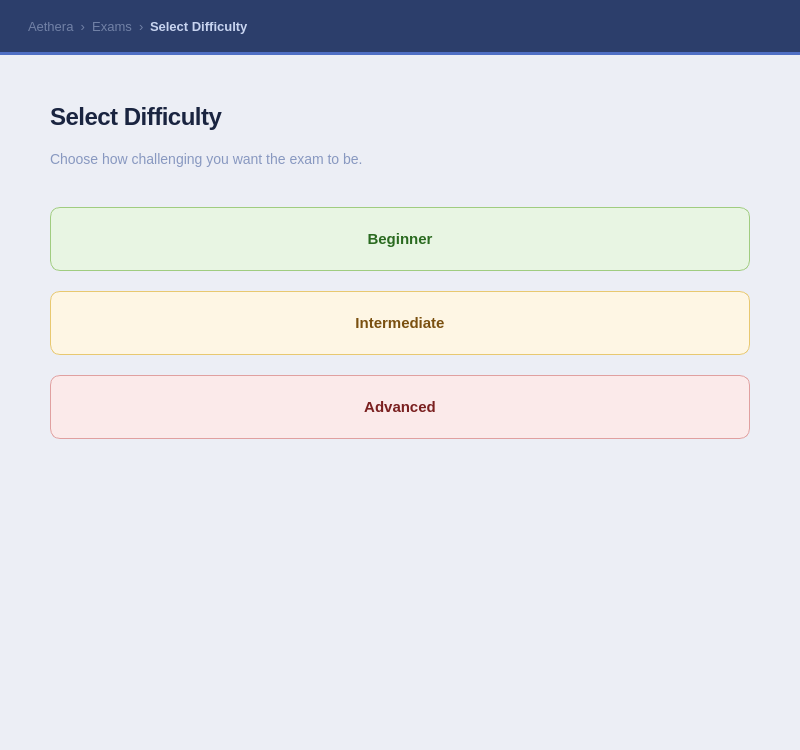
Qt form src/ui/exam/difficulties/difficulties.ui (DIDimov24/Aethera) before a commit.
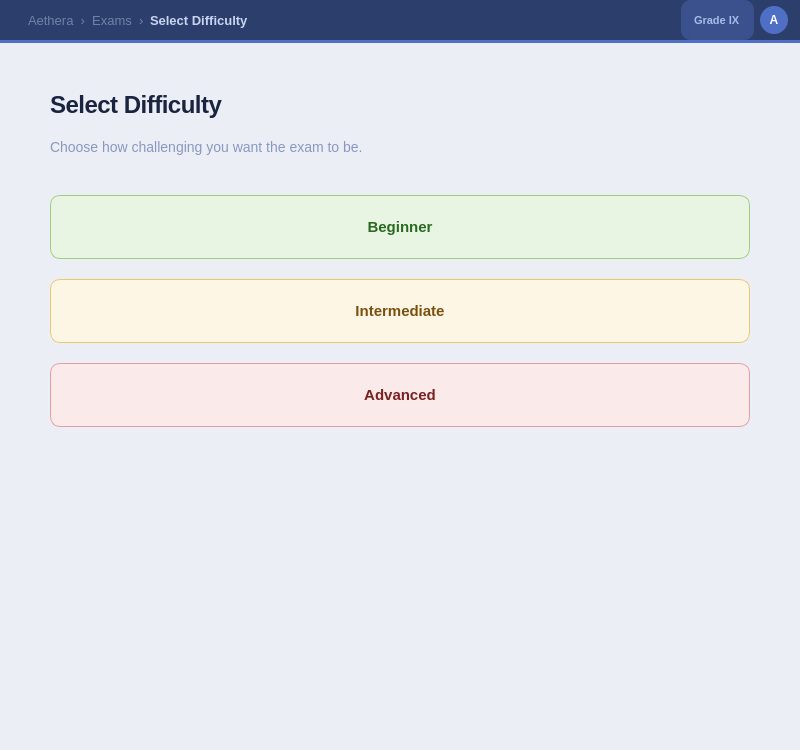
The same form after that commit.

```diff
--- a/src/ui/exam/difficulties/difficulties.ui
+++ b/src/ui/exam/difficulties/difficulties.ui
@@ -9,6 +9,9 @@
 QWidget#topBar { background-color: #2c3e6b; }
 QLabel#labelTopBarPage { color: #c8d4f0; font-size: 13px; font-weight: 600; }
 QLabel#labelTopBarBreadcrumb { color: rgba(200,212,240,0.45); font-size: 13px; }
+QLabel#labelTopBarGrade { color: #a8bce8; font-size: 11px; font-weight: 600; background-color: rgba(79,111,196,0.4); border-radius: 10px; padding: 2px 10px; }
+QWidget#labelTopBarAvatar { background-color: #4f6fc4; border-radius: 14px; min-width: 28px; max-width: 28px; min-height: 28px; max-height: 28px; }
+QLabel#labelTopBarAvatarText { color: #ffffff; font-size: 12px; font-weight: 700; background: transparent; }
 QWidget#topBarLine { background-color: #4f6fc4; }
 QLabel#labelDifficultiesTitle { color: #1a2440; font-size: 24px; font-weight: 700; letter-spacing: -0.5px; }
 QLabel#labelDifficultiesSubtitle { color: #8898c0; font-size: 14px; }
@@ -37,13 +40,23 @@
    <property name="bottomMargin"><number>0</number></property>
    <item>
     <widget class="QWidget" name="topBar" native="true">
-     <property name="minimumSize"><size><width>0</width><height>52</height></size></property>
-     <property name="maximumSize"><size><width>16777215</width><height>52</height></size></property>
+     <property name="minimumSize"><size><width>0</width><height>40</height></size></property>
+     <property name="maximumSize"><size><width>16777215</width><height>40</height></size></property>
      <layout class="QHBoxLayout" name="topBarLayout">
-      <property name="leftMargin"><number>28</number></property><property name="topMargin"><number>0</number></property><property name="rightMargin"><number>28</number></property><property name="bottomMargin"><number>0</number></property>
+      <property name="leftMargin"><number>28</number></property><property name="topMargin"><number>0</number></property><property name="rightMargin"><number>12</number></property><property name="bottomMargin"><number>0</number></property>
       <item><widget class="QLabel" name="labelTopBarBreadcrumb"><property name="text"><string>Aethera  ›  Exams  ›</string></property></widget></item>
       <item><widget class="QLabel" name="labelTopBarPage"><property name="text"><string>Select Difficulty</string></property></widget></item>
       <item><spacer name="s"><property name="orientation"><enum>Qt::Orientation::Horizontal</enum></property><property name="sizeHint" stdset="0"><size><width>40</width><height>20</height></size></property></spacer></item>
+      <item><widget class="QLabel" name="labelTopBarGrade"><property name="text"><string>Grade IX</string></property></widget></item>
+      <item>
+       <widget class="QWidget" name="labelTopBarAvatar" native="true">
+        <widget class="QLabel" name="labelTopBarAvatarText">
+         <property name="geometry"><rect><x>0</x><y>0</y><width>28</width><height>28</height></rect></property>
+         <property name="text"><string>A</string></property>
+         <property name="alignment"><set>Qt::AlignmentFlag::AlignCenter</set></property>
+        </widget>
+       </widget>
+      </item>
      </layout>
     </widget>
    </item>
```
